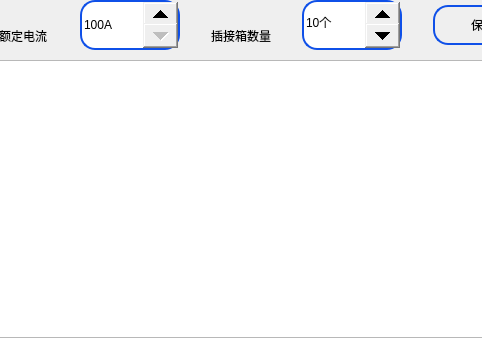
Before: the Qt Designer form BusBar-Qt/setting/setnames/setnameswid.ui in ChinaClever/BusBar, drawn with Qt 5; both pictures show x 250 to 732 and y 0 to 338 of the 814 by 338 pixel window.
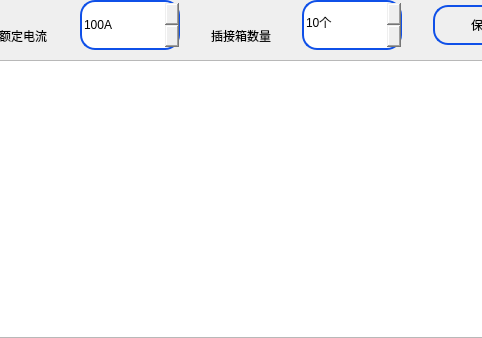
After: the same form once the commit is applied. Icons and pictures are not drawn.

```diff
--- a/BusBar-Qt/setting/setnames/setnameswid.ui
+++ b/BusBar-Qt/setting/setnames/setnameswid.ui
@@ -140,12 +140,22 @@
 {
 	width: 35px;
 	height: 25px;
+	border-left-width:1px;
+	border-left-color:darkgray;
+	border-left-style:solid;
+	border-top-right-radius:3px;
+	image: url(:/new/prefix1/image/up.png);
 }
 
 QSpinBox::down-button
 {
 	width: 35px;
 	height: 25px;
+	border-left-width:1px;
+	border-left-color:darkgray;
+	border-left-style:solid;	
+	border-bottom-right-radius:3px;
+	image: url(:/new/prefix1/image/down.png);
 }
 QSpinBox{
 border:2px solid rgb(15,80,232);
@@ -219,12 +229,22 @@
 {
 	width: 35px;
 	height: 25px;
+	border-left-width:1px;
+	border-left-color:darkgray;
+	border-left-style:solid;
+	border-top-right-radius:3px;
+	image: url(:/new/prefix1/image/up.png);
 }
 
 QSpinBox::down-button
 {
 	width: 35px;
 	height: 25px;
+	border-left-width:1px;
+	border-left-color:darkgray;
+	border-left-style:solid;	
+	border-bottom-right-radius:3px;
+	image: url(:/new/prefix1/image/down.png);
 }
 QSpinBox{
 	border:2px solid rgb(15,80,232);
```
